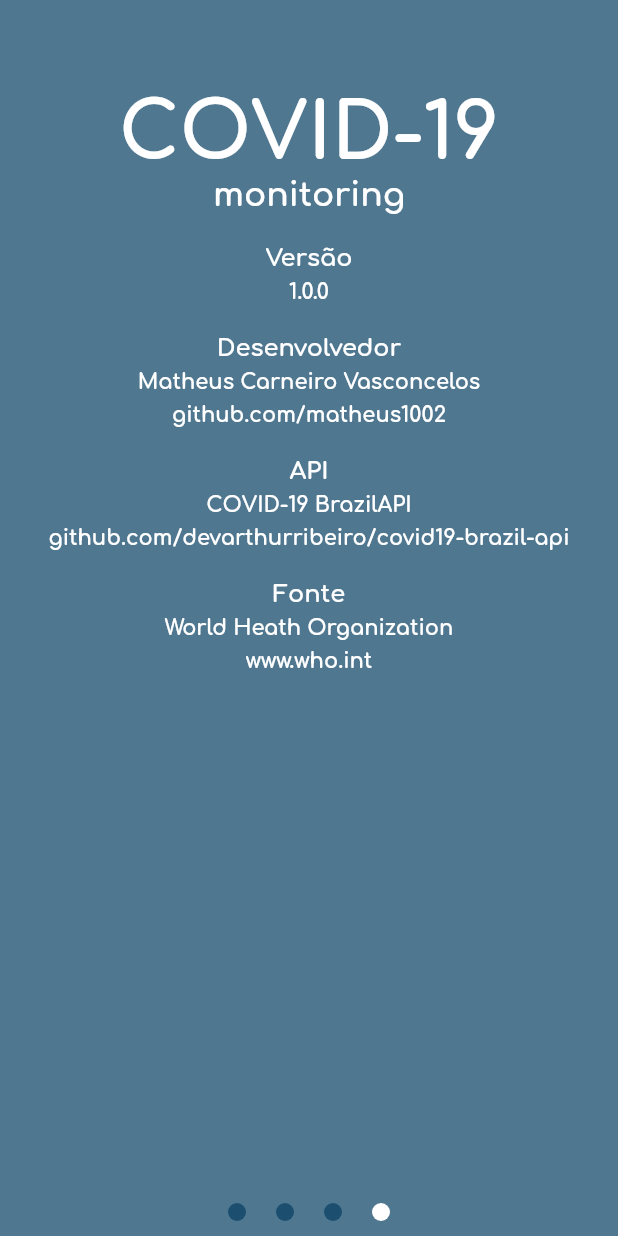
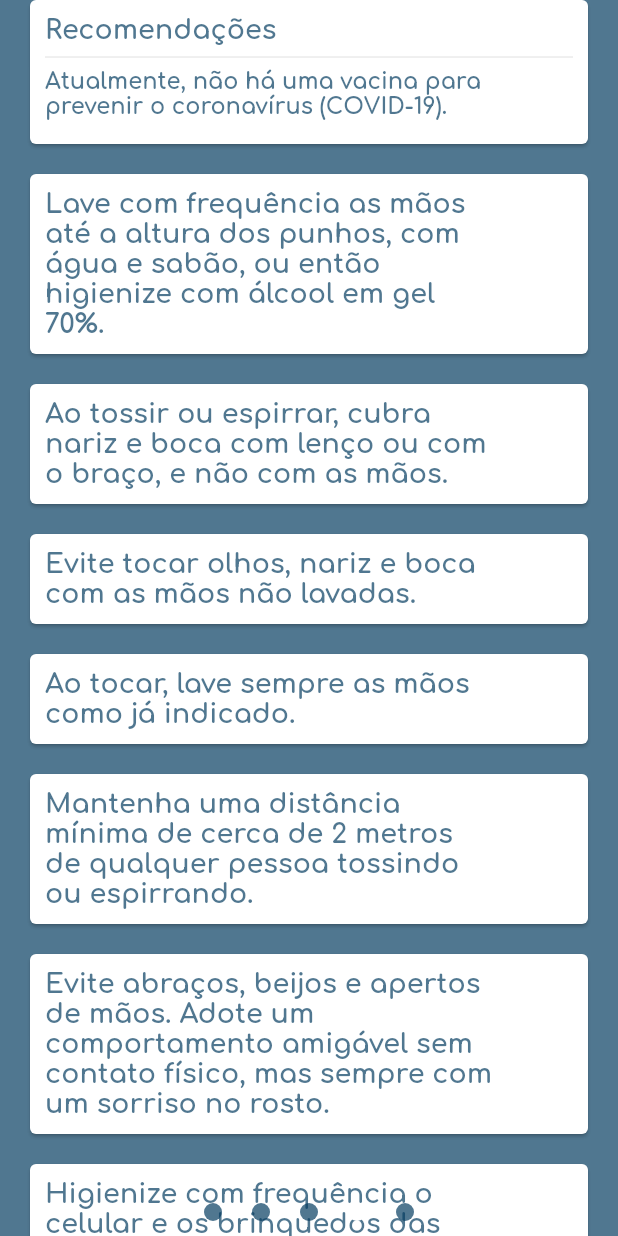
Before and after one commit to matheus1002/Flutter-Application_Covid-19, a Flutter app: the screen it shows after launch, swiped to page 4, on a phone screen of 412 x 824 dp. Run offline on Flutter 3.47's test engine with Material 2 defaults, Android fonts, the phone set to English and light mode, and no system bars; drawn by our look-alikes of auto_size_text, page_indicator; our stand-ins replace google_fonts; network calls fail.

Commit message:
TELA RECOMMENDATION CONCLUIDA

```diff
--- a/lib/main.dart
+++ b/lib/main.dart
@@ -1,6 +1,7 @@
 import 'package:covid19/src/pages/about.dart';
 import 'package:covid19/src/pages/countries.dart';
 import 'package:covid19/src/pages/home.dart';
+import 'package:covid19/src/pages/recommendation.dart';
 import 'package:covid19/src/pages/states.dart';
 import 'package:flutter/material.dart';
 import 'package:flutter/services.dart';
@@ -49,12 +50,13 @@ class _MainAppState extends State<MainApp> {
             Home(),
             States(),
             Countries(),
+            Recommendation(),
             About(),
           ],
           controller: _controller,
         ),
         align: IndicatorAlign.bottom,
-        length: 4,
+        length: 5,
         indicatorSpace: 20.0,
         padding: const EdgeInsets.all(10),
         indicatorColor: Color(0xB3063d61),
--- /dev/null
+++ b/lib/src/pages/recommendation.dart
@@ -0,0 +1,160 @@
+import 'package:auto_size_text/auto_size_text.dart';
+import 'package:flutter/cupertino.dart';
+import 'package:flutter/material.dart';
+import 'package:google_fonts/google_fonts.dart';
+
+class Recommendation extends StatefulWidget {
+  @override
+  _RecommendationState createState() => _RecommendationState();
+}
+
+class _RecommendationState extends State<Recommendation> {
+  @override
+  Widget build(BuildContext context) {
+    return Scaffold(
+      backgroundColor: Color(0xB3063d61),
+      body: ListView(
+        children: <Widget>[
+          Card(
+            margin: EdgeInsets.fromLTRB(20.0, 0.0, 20.0, 10.0),
+            color: Colors.white,
+            child: Padding(
+              padding: const EdgeInsets.all(10.0),
+              child: Column(
+                children: <Widget>[
+                  Row(
+                    mainAxisAlignment: MainAxisAlignment.spaceBetween,
+                    children: <Widget>[
+                      Text(
+                        "Recomendações",
+                        style: GoogleFonts.comfortaa(
+                          textStyle: TextStyle(
+                            fontSize: 18.0,
+                            color: Color(0xB3063d61),
+                            fontWeight: FontWeight.w800,
+                          ),
+                        ),
+                      ),
+                    ],
+                  ),
+                  Divider(),
+                  Row(
+                    mainAxisAlignment: MainAxisAlignment.spaceBetween,
+                    children: <Widget>[
+                      SizedBox(
+                        width: 300.0,
+                        height: 40.0,
+                        child: AutoSizeText(
+                          "Atualmente, não há uma vacina para prevenir o coronavírus (COVID-19).",
+                          maxLines: 4,
+                          style: GoogleFonts.comfortaa(
+                            textStyle: TextStyle(
+                              fontSize: 18.0,
+                              color: Color(0xB3063d61),
+                              fontWeight: FontWeight.w800,
+                            ),
+                          ),
+                        ),
+                      ),
+                    ],
+                  ),
+                ],
+              ),
+            ),
+          ),
+          _CardRecommedation(
+              'Lave com frequência as mãos até a altura dos punhos, com água e sabão, ou então higienize com álcool em gel 70%.',
+              300.0,
+              100.0,
+              5),
+          _CardRecommedation(
+              'Ao tossir ou espirrar, cubra nariz e boca com lenço ou com o braço, e não com as mãos.',
+              300.0,
+              60.0,
+              4),
+          _CardRecommedation(
+              'Evite tocar olhos, nariz e boca com as mãos não lavadas.',
+              300.0,
+              40.0,
+              4),
+          _CardRecommedation('Ao tocar, lave sempre as mãos como já indicado.',
+              300.0, 40.0, 4),
+          _CardRecommedation(
+              'Mantenha uma distância mínima de cerca de 2 metros de qualquer pessoa tossindo ou espirrando.',
+              300.0,
+              80.0,
+              4),
+          _CardRecommedation(
+              'Evite abraços, beijos e apertos de mãos. Adote um comportamento amigável sem contato físico, mas sempre com um sorriso no rosto.',
+              300.0,
+              100.0,
+              5),
+          _CardRecommedation(
+              'Higienize com frequência o celular e os brinquedos das crianças.',
+              300.0,
+              60.0,
+              4),
+          _CardRecommedation(
+              'Não compartilhe objetos de uso pessoal, como talheres, toalhas, pratos e copos.',
+              300.0,
+              60.0,
+              4),
+          _CardRecommedation(
+              'Mantenha os ambientes limpos e bem ventilados.', 300.0, 40.0, 4),
+          _CardRecommedation(
+              'Evite circulação desnecessária nas ruas, estádios, teatros, shoppings, shows, cinemas e igrejas. Se puder, fique em casa.',
+              300.0,
+              100.0,
+              5),
+          _CardRecommedation(
+              'Se estiver doente, evite contato físico com outras pessoas, principalmente idosos e doentes crônicos, e fique em casa até melhorar.',
+              300.0,
+              100.0,
+              5),
+          _CardRecommedation(
+              'Durma bem e tenha uma alimentação saudável.', 300.0, 40.0, 4),
+          _CardRecommedation(
+              'Utilize máscaras caseiras ou artesanais feitas de tecido em situações de saída de sua residência. ',
+              300.0,
+              80.0,
+              4),
+        ],
+      ),
+    );
+  }
+
+  Widget _CardRecommedation(
+      String _text, double _width, double _height, int _maxLines) {
+    return Card(
+      margin: EdgeInsets.fromLTRB(20.0, 10.0, 20.0, 10.0),
+      color: Colors.white,
+      child: Padding(
+        padding: const EdgeInsets.all(10.0),
+        child: Column(
+          children: <Widget>[
+            Row(
+              mainAxisAlignment: MainAxisAlignment.spaceBetween,
+              children: <Widget>[
+                SizedBox(
+                  width: _width,
+                  height: _height,
+                  child: AutoSizeText(
+                    _text,
+                    maxLines: _maxLines,
+                    style: GoogleFonts.comfortaa(
+                      textStyle: TextStyle(
+                        fontSize: 18.0,
+                        color: Color(0xB3063d61),
+                        fontWeight: FontWeight.w800,
+                      ),
+                    ),
+                  ),
+                ),
+              ],
+            ),
+          ],
+        ),
+      ),
+    );
+  }
+}
--- a/pubspec.yaml
+++ b/pubspec.yaml
@@ -28,6 +28,7 @@ dependencies:
   page_indicator: ^0.3.0
   url_launcher: ^5.4.5
   intl: ^0.16.1
+  auto_size_text: ^2.1.0
 
 dev_dependencies:
   flutter_test:
```
Also changed, not shown: lib/src/pages/about.dart (+36 -2 lines), lib/src/pages/countries.dart (+25 -42 lines), lib/src/pages/states.dart (+2 -53 lines), pubspec.lock, 1 other file.
